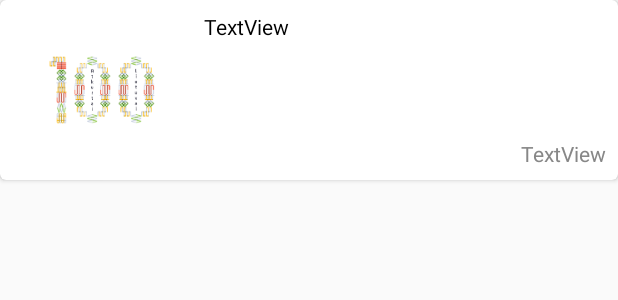
After one commit to aleknandrius/LithuaniaIndependencyNews, an Android app: the layout view_article_item.xml on its own in the app's theme, with its tools: preview values and no code run, on a phone screen of 412 x 824 dp. The commit adds this screen. Shown: the top 300 px of the screen. Run offline under Robolectric (Android 15) with nearby library versions, the phone set to English and light mode, and no system bars; network calls fail.

Commit message:
Articles RecyclerView adapter implemented

```diff
--- /dev/null
+++ b/app/src/main/res/layout/view_article_item.xml
@@ -0,0 +1,57 @@
+<?xml version="1.0" encoding="utf-8"?>
+<android.support.v7.widget.CardView
+    xmlns:android="http://schemas.android.com/apk/res/android"
+    xmlns:app="http://schemas.android.com/apk/res-auto"
+    xmlns:tools="http://schemas.android.com/tools"
+    android:layout_width="match_parent"
+    android:layout_height="120sp"
+    app:cardCornerRadius="4dp"
+    android:clickable="true"
+    android:focusable="true"
+    android:foreground="?android:attr/selectableItemBackground"
+    >
+    <android.support.constraint.ConstraintLayout
+        android:layout_width="match_parent"
+        android:layout_height="match_parent">
+
+        <ImageView
+            android:id="@+id/articleImageView"
+            android:layout_width="120dp"
+            android:layout_height="100dp"
+            android:layout_marginBottom="8dp"
+            android:layout_marginLeft="8dp"
+            android:layout_marginTop="8dp"
+            android:src="@drawable/img_placeholder"
+            app:layout_constraintBottom_toBottomOf="parent"
+            app:layout_constraintStart_toStartOf="parent"
+            app:layout_constraintTop_toTopOf="parent"
+            />
+
+        <TextView
+            android:id="@+id/articleTextView"
+            android:layout_width="0dp"
+            android:layout_height="0dp"
+            android:layout_marginBottom="8dp"
+            android:layout_marginLeft="8dp"
+            android:layout_marginTop="8dp"
+            tools:text="TextView"
+            app:layout_constraintBottom_toTopOf="@+id/articlePublishedTextView"
+            app:layout_constraintEnd_toEndOf="parent"
+            app:layout_constraintStart_toEndOf="@+id/articleImageView"
+            app:layout_constraintTop_toTopOf="parent"
+            android:textColor="@color/black"/>
+
+        <TextView
+            android:id="@+id/articlePublishedTextView"
+            android:layout_width="wrap_content"
+            android:layout_height="wrap_content"
+            android:layout_marginBottom="8dp"
+            android:layout_marginRight="8dp"
+            tools:text="TextView"
+            android:textColor="@color/grey"
+            app:layout_constraintBottom_toBottomOf="parent"
+            app:layout_constraintEnd_toEndOf="parent"
+            />
+    </android.support.constraint.ConstraintLayout>
+
+</android.support.v7.widget.CardView>
--- a/app/src/main/res/values/colors.xml
+++ b/app/src/main/res/values/colors.xml
@@ -6,4 +6,5 @@
     <color name="white">#FFF</color>
     <color name="black">#000</color>
     <color name="grey">#878787</color>
+    <color name="backgroundGrey">#FFDCDCDC</color>
 </resources>
```
Also changed, not shown: app/src/main/java/com/telesoftas/lithuaniaindependencynews/main/ArticlesAdapter.kt (added, +69 -0 lines), app/src/main/java/com/telesoftas/lithuaniaindependencynews/main/ArticlesFragment.kt (+39 -0 lines), app/src/main/res/drawable-hdpi/img_placeholder.png (added), app/src/main/res/drawable-mdpi/img_placeholder.png (added), app/src/main/res/drawable-xhdpi/img_placeholder.png (added), app/src/main/res/drawable-xxhdpi/img_placeholder.png (added), app/src/main/res/drawable-xxxhdpi/img_placeholder.png (added).
